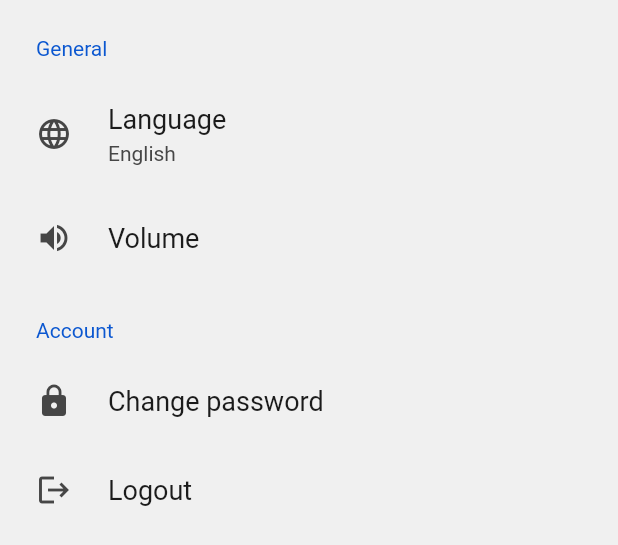
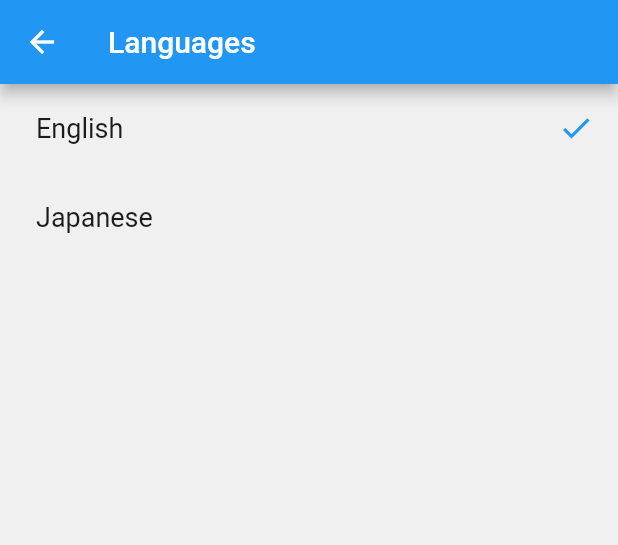
Before and after one commit to LightCube-Organization/LightCube, a Flutter app: what preference() shows on an empty page, opened directly, after a tap on "Language", on a phone screen of 412 x 824 dp. Shown: the top 545 px of the screen. Run offline on Flutter 3.47's test engine with Material 2 defaults, Android fonts, the phone set to English and light mode, and no system bars; drawn by our look-alikes of settings_ui; our stand-ins replace supabase, supabase_flutter; accounts and stored records are empty.

Commit message:
設定画面

```diff
--- a/lib/main.dart
+++ b/lib/main.dart
@@ -4,10 +4,8 @@ import './pages/splash_page.dart';
 import './pages/login_page.dart';
 import './pages/home.dart';
 
-
 void main() {
   WidgetsFlutterBinding.ensureInitialized();
-
   Supabase.initialize(
     url: 'https://jcmiulxstrkxxnobczrr.supabase.co',
     anonKey: 'eyJhbGciOiJIUzI1NiIsInR5cCI6IkpXVCJ9.eyJyb2xlIjoiYW5vbiIsImlhdCI6MTYyNzM1ODE3NywiZXhwIjoxOTQyOTM0MTc3fQ.0Q1_hkQoEvn10It4oxK2S8Gst3_rtRxamMOn1Wsb0gc',
--- a/lib/pages/home.dart
+++ b/lib/pages/home.dart
@@ -3,7 +3,7 @@ import 'package:supabase/supabase.dart';
 import 'package:settings_ui/settings_ui.dart';
 import '../main.dart';
 import '../utils/constants.dart';
-import '../components/auth_state.dart';
+import 'languages.dart';
 
 class HomePage extends StatefulWidget {
   HomePage({
@@ -141,12 +141,11 @@ Widget preference() {
               title: 'Language',
               subtitle: 'English',
               leading: Icon(Icons.language),
-              onPressed: (BuildContext context) {},
-            ),
-            SettingsTile(
-              title: 'Volume',
-              leading: Icon(Icons.volume_up),
-              onPressed: (BuildContext context) {},
+              onPressed: (context) {
+                Navigator.of(context).push(MaterialPageRoute(
+                  builder: (_) => LanguagesScreen(),
+                ));
+              },
             ),
           ],
         ),
@@ -155,19 +154,31 @@ Widget preference() {
           title: 'Account',
           tiles: [
             SettingsTile(
-              title: 'Change password',
-              leading: Icon(Icons.lock),
-              onPressed: (BuildContext context) {},
-            ),
-            SettingsTile(
               title: 'Logout',
               leading: Icon(Icons.logout),
               onPressed: (BuildContext context) async {
                 await supabase.auth.signOut();
-                await Navigator.pushAndRemoveUntil(context,MaterialPageRoute(builder: (BuildContext context) => MyApp(),),ModalRoute.withName('/'));
+                await Navigator.pushAndRemoveUntil(context, MaterialPageRoute(
+                  builder: (BuildContext context) => MyApp(),),
+                    ModalRoute.withName('/'));
               },
             ),
           ],
+        ),
+        CustomSection(
+            child: Column(
+              children: [
+                Padding(
+                    padding: EdgeInsets.symmetric(
+                      vertical: 20.0,
+                    ),
+                    child: Text(
+                      'Version: dev',
+                      style: TextStyle(color: Color(0xFF777777)),
+                    ),
+                ),
+              ],
+            )
         ),
       ],
     ),
--- /dev/null
+++ b/lib/pages/languages.dart
@@ -0,0 +1,51 @@
+
+import 'package:flutter/material.dart';
+import 'package:settings_ui/settings_ui.dart';
+
+class LanguagesScreen extends StatefulWidget {
+  @override
+  _LanguagesScreenState createState() => _LanguagesScreenState();
+}
+
+class _LanguagesScreenState extends State<LanguagesScreen> {
+  int languageIndex = 0;
+
+  @override
+  Widget build(BuildContext context) {
+    return Scaffold(
+      appBar: AppBar(title: Text('Languages')),
+      body: SettingsList(
+        sections: [
+          SettingsSection(tiles: [
+            SettingsTile(
+              title: "English",
+              trailing: trailingWidget(0),
+              onPressed: (BuildContext context) {
+                changeLanguage(0);
+              },
+            ),
+            SettingsTile(
+              title: "Japanese",
+              trailing: trailingWidget(1),
+              onPressed: (BuildContext context) {
+                changeLanguage(1);
+              },
+            ),
+          ]),
+        ],
+      ),
+    );
+  }
+
+  Widget trailingWidget(int index) {
+    return (languageIndex == index)
+        ? Icon(Icons.check, color: Colors.blue)
+        : Icon(null);
+  }
+
+  void changeLanguage(int index) {
+    setState(() {
+      languageIndex = index;
+    });
+  }
+}
--- a/pubspec.yaml
+++ b/pubspec.yaml
@@ -29,8 +29,6 @@ dependencies:
   # Use with the CupertinoIcons class for iOS style icons.
   cupertino_icons: ^1.0.2
   styled_widget: ^0.3.0
-  firebase_core: ^1.4.0
-  firebase_auth: ^3.0.1
   settings_ui: ^1.0.0
   supabase_flutter: ^0.0.6
 
@@ -52,7 +50,7 @@ flutter:
 
   # To add assets to your application, add an assets section, like this:
   assets:
-    - images/
+    - sounds/sample.mp3
   #   - images/a_dot_burr.jpeg
   #   - images/a_dot_ham.jpeg
 
```
Also changed, not shown: images/logo.png (deleted), images/multi.png (deleted), images/single.png (deleted), pubspec.lock, 2 other files.
